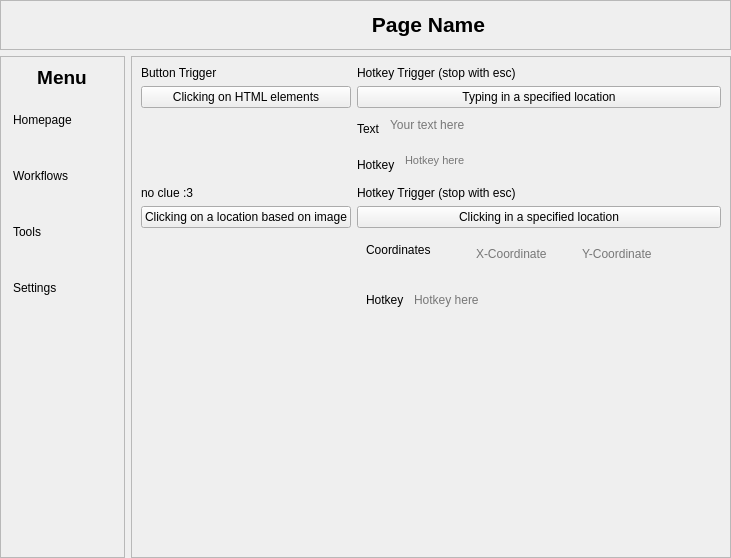
Before: the Qt Designer form Demo 1/WIP/test3.ui in k-awn/AutoApp, drawn with Qt 5.
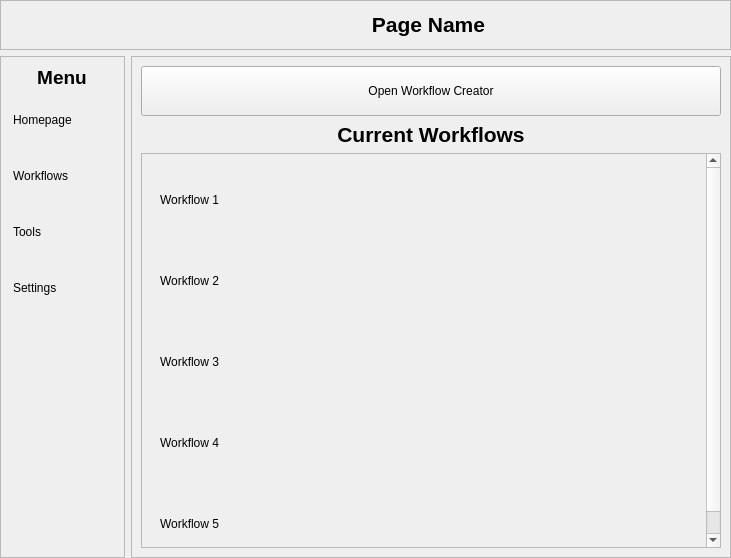
After: the same form once the commit is applied. Icons and pictures are not drawn.

```diff
--- a/Demo 1/WIP/test3.ui
+++ b/Demo 1/WIP/test3.ui
@@ -354,428 +354,616 @@
          </widget>
          <widget class="QWidget" name="Workflows">
           <layout class="QGridLayout" name="gridLayout_8">
-           <item row="5" column="1">
-            <widget class="QPushButton" name="XYButton">
-             <property name="text">
-              <string>Clicking in a specified location</string>
+           <item row="2" column="0">
+            <widget class="QScrollArea" name="scrollArea">
+             <property name="widgetResizable">
+              <bool>true</bool>
              </property>
-            </widget>
-           </item>
-           <item row="7" column="1">
-            <widget class="QFrame" name="frame_3">
-             <property name="minimumSize">
-              <size>
-               <width>0</width>
-               <height>30</height>
-              </size>
-             </property>
-             <property name="maximumSize">
-              <size>
-               <width>16777215</width>
-               <height>40</height>
-              </size>
-             </property>
-             <property name="styleSheet">
-              <string notr="true">border: transparent; background: transparent;</string>
-             </property>
-             <property name="frameShape">
-              <enum>QFrame::Shape::StyledPanel</enum>
-             </property>
-             <property name="frameShadow">
-              <enum>QFrame::Shadow::Raised</enum>
-             </property>
-             <layout class="QHBoxLayout" name="horizontalLayout_2">
-              <item>
-               <widget class="QLabel" name="HotkeyLabel">
-                <property name="text">
-                 <string>Hotkey</string>
-                </property>
-               </widget>
-              </item>
-              <item>
-               <widget class="QTextEdit" name="HotkeyInput">
-                <property name="minimumSize">
-                 <size>
-                  <width>0</width>
-                  <height>30</height>
-                 </size>
-                </property>
-                <property name="maximumSize">
-                 <size>
-                  <width>16777215</width>
-                  <height>30</height>
-                 </size>
-                </property>
-                <property name="placeholderText">
-                 <string>Hotkey here</string>
-                </property>
-               </widget>
-              </item>
-             </layout>
-            </widget>
-           </item>
-           <item row="6" column="1">
-            <widget class="QFrame" name="frame_2">
-             <property name="minimumSize">
-              <size>
-               <width>0</width>
-               <height>20</height>
-              </size>
-             </property>
-             <property name="maximumSize">
-              <size>
-               <width>16777215</width>
-               <height>40</height>
-              </size>
-             </property>
-             <property name="styleSheet">
-              <string notr="true">border: transparent; background: transparent;</string>
-             </property>
-             <property name="frameShape">
-              <enum>QFrame::Shape::StyledPanel</enum>
-             </property>
-             <property name="frameShadow">
-              <enum>QFrame::Shadow::Raised</enum>
-             </property>
-             <layout class="QHBoxLayout" name="horizontalLayout">
-              <item alignment="Qt::AlignmentFlag::AlignTop">
-               <widget class="QLabel" name="CoordinatesLabel">
-                <property name="sizePolicy">
-                 <sizepolicy hsizetype="Preferred" vsizetype="Expanding">
-                  <horstretch>0</horstretch>
-                  <verstretch>0</verstretch>
-                 </sizepolicy>
-                </property>
-                <property name="minimumSize">
-                 <size>
-                  <width>100</width>
-                  <height>0</height>
-                 </size>
-                </property>
-                <property name="text">
-                 <string>Coordinates</string>
-                </property>
-               </widget>
-              </item>
-              <item alignment="Qt::AlignmentFlag::AlignLeft">
-               <widget class="QTextEdit" name="xcoord">
-                <property name="sizePolicy">
-                 <sizepolicy hsizetype="Fixed" vsizetype="Expanding">
-                  <horstretch>0</horstretch>
-                  <verstretch>0</verstretch>
-                 </sizepolicy>
-                </property>
-                <property name="maximumSize">
-                 <size>
-                  <width>100</width>
-                  <height>30</height>
-                 </size>
-                </property>
-                <property name="verticalScrollBarPolicy">
-                 <enum>Qt::ScrollBarPolicy::ScrollBarAlwaysOff</enum>
-                </property>
-                <property name="horizontalScrollBarPolicy">
-                 <enum>Qt::ScrollBarPolicy::ScrollBarAlwaysOff</enum>
-                </property>
-                <property name="placeholderText">
-                 <string>X-Coordinate</string>
-                </property>
-               </widget>
-              </item>
-              <item alignment="Qt::AlignmentFlag::AlignLeft|Qt::AlignmentFlag::AlignTop">
-               <widget class="QTextEdit" name="ycoord">
-                <property name="sizePolicy">
-                 <sizepolicy hsizetype="Minimum" vsizetype="Expanding">
-                  <horstretch>0</horstretch>
-                  <verstretch>0</verstretch>
-                 </sizepolicy>
-                </property>
-                <property name="maximumSize">
-                 <size>
-                  <width>100</width>
-                  <height>30</height>
-                 </size>
-                </property>
-                <property name="verticalScrollBarPolicy">
-                 <enum>Qt::ScrollBarPolicy::ScrollBarAlwaysOff</enum>
-                </property>
-                <property name="horizontalScrollBarPolicy">
-                 <enum>Qt::ScrollBarPolicy::ScrollBarAlwaysOff</enum>
-                </property>
-                <property name="placeholderText">
-                 <string>Y-Coordinate</string>
-                </property>
-               </widget>
-              </item>
-              <item>
-               <spacer name="horizontalSpacer_2">
-                <property name="orientation">
-                 <enum>Qt::Orientation::Horizontal</enum>
-                </property>
-                <property name="sizeHint" stdset="0">
-                 <size>
-                  <width>40</width>
-                  <height>20</height>
-                 </size>
-                </property>
-               </spacer>
-              </item>
-             </layout>
-            </widget>
-           </item>
-           <item row="8" column="0">
-            <spacer name="verticalSpacer_3">
-             <property name="orientation">
-              <enum>Qt::Orientation::Vertical</enum>
-             </property>
-             <property name="sizeHint" stdset="0">
-              <size>
-               <width>20</width>
-               <height>40</height>
-              </size>
-             </property>
-            </spacer>
-           </item>
-           <item row="4" column="0">
-            <widget class="QLabel" name="label_5">
-             <property name="text">
-              <string>no clue :3</string>
-             </property>
+             <widget class="QWidget" name="scrollAreaWidgetContents">
+              <property name="geometry">
+               <rect>
+                <x>0</x>
+                <y>-27</y>
+                <width>566</width>
+                <height>423</height>
+               </rect>
+              </property>
+              <layout class="QGridLayout" name="gridLayout_6">
+               <item row="2" column="0">
+                <widget class="QFrame" name="Workflow3">
+                 <property name="minimumSize">
+                  <size>
+                   <width>0</width>
+                   <height>75</height>
+                  </size>
+                 </property>
+                 <property name="maximumSize">
+                  <size>
+                   <width>16777215</width>
+                   <height>75</height>
+                  </size>
+                 </property>
+                 <property name="styleSheet">
+                  <string notr="true">QFrame { border: none; }</string>
+                 </property>
+                 <property name="frameShape">
+                  <enum>QFrame::Shape::StyledPanel</enum>
+                 </property>
+                 <property name="frameShadow">
+                  <enum>QFrame::Shadow::Raised</enum>
+                 </property>
+                 <layout class="QGridLayout" name="gridLayout_13">
+                  <item row="0" column="0">
+                   <widget class="QLabel" name="label_16">
+                    <property name="text">
+                     <string>Workflow 3</string>
+                    </property>
+                   </widget>
+                  </item>
+                  <item row="0" column="1">
+                   <spacer name="horizontalSpacer_7">
+                    <property name="orientation">
+                     <enum>Qt::Orientation::Horizontal</enum>
+                    </property>
+                    <property name="sizeHint" stdset="0">
+                     <size>
+                      <width>379</width>
+                      <height>20</height>
+                     </size>
+                    </property>
+                   </spacer>
+                  </item>
+                  <item row="0" column="2">
+                   <widget class="QPushButton" name="StartWorkflow3">
+                    <property name="minimumSize">
+                     <size>
+                      <width>50</width>
+                      <height>50</height>
+                     </size>
+                    </property>
+                    <property name="maximumSize">
+                     <size>
+                      <width>50</width>
+                      <height>50</height>
+                     </size>
+                    </property>
+                    <property name="text">
+                     <string/>
+                    </property>
+                    <property name="icon">
+                     <iconset resource="../../Demo2/assets/Icons.qrc">
+                      <normaloff>:/Icons/start_icon.png</normaloff>:/Icons/start_icon.png</iconset>
+                    </property>
+                    <property name="iconSize">
+                     <size>
+                      <width>50</width>
+                      <height>50</height>
+                     </size>
+                    </property>
+                    <property name="flat">
+                     <bool>true</bool>
+                    </property>
+                   </widget>
+                  </item>
+                  <item row="0" column="3">
+                   <widget class="QPushButton" name="DeleteWorkflow3">
+                    <property name="minimumSize">
+                     <size>
+                      <width>50</width>
+                      <height>50</height>
+                     </size>
+                    </property>
+                    <property name="maximumSize">
+                     <size>
+                      <width>50</width>
+                      <height>50</height>
+                     </size>
+                    </property>
+                    <property name="text">
+                     <string/>
+                    </property>
+                    <property name="icon">
+                     <iconset resource="../../Demo2/assets/Icons.qrc">
+                      <normaloff>:/Icons/delete_icon.png</normaloff>:/Icons/delete_icon.png</iconset>
+                    </property>
+                    <property name="iconSize">
+                     <size>
+                      <width>50</width>
+                      <height>50</height>
+                     </size>
+                    </property>
+                    <property name="flat">
+                     <bool>true</bool>
+                    </property>
+                   </widget>
+                  </item>
+                 </layout>
+                </widget>
+               </item>
+               <item row="0" column="0">
+                <widget class="QFrame" name="Workflow1">
+                 <property name="minimumSize">
+                  <size>
+                   <width>0</width>
+                   <height>75</height>
+                  </size>
+                 </property>
+                 <property name="maximumSize">
+                  <size>
+                   <width>16777215</width>
+                   <height>75</height>
+                  </size>
+                 </property>
+                 <property name="styleSheet">
+                  <string notr="true">QFrame { border: none; }</string>
+                 </property>
+                 <property name="frameShape">
+                  <enum>QFrame::Shape::StyledPanel</enum>
+                 </property>
+                 <property name="frameShadow">
+                  <enum>QFrame::Shadow::Raised</enum>
+                 </property>
+                 <layout class="QGridLayout" name="gridLayout_14">
+                  <item row="0" column="2">
+                   <widget class="QPushButton" name="StartWorkflow1">
+                    <property name="minimumSize">
+                     <size>
+                      <width>50</width>
+                      <height>50</height>
+                     </size>
+                    </property>
+                    <property name="maximumSize">
+                     <size>
+                      <width>50</width>
+                      <height>50</height>
+                     </size>
+                    </property>
+                    <property name="text">
+                     <string/>
+                    </property>
+                    <property name="icon">
+                     <iconset resource="../../Demo2/assets/Icons.qrc">
+                      <normaloff>:/Icons/start_icon.png</normaloff>:/Icons/start_icon.png</iconset>
+                    </property>
+                    <property name="iconSize">
+                     <size>
+                      <width>50</width>
+                      <height>50</height>
+                     </size>
+                    </property>
+                    <property name="flat">
+                     <bool>true</bool>
+                    </property>
+                   </widget>
+                  </item>
+                  <item row="0" column="3">
+                   <widget class="QPushButton" name="DeleteWorkflow1">
+                    <property name="minimumSize">
+                     <size>
+                      <width>50</width>
+                      <height>50</height>
+                     </size>
+                    </property>
+                    <property name="maximumSize">
+                     <size>
+                      <width>50</width>
+                      <height>50</height>
+                     </size>
+                    </property>
+                    <property name="text">
+                     <string/>
+                    </property>
+                    <property name="icon">
+                     <iconset resource="../../Demo2/assets/Icons.qrc">
+                      <normaloff>:/Icons/delete_icon.png</normaloff>:/Icons/delete_icon.png</iconset>
+                    </property>
+                    <property name="iconSize">
+                     <size>
+                      <width>50</width>
+                      <height>50</height>
+                     </size>
+                    </property>
+                    <property name="flat">
+                     <bool>true</bool>
+                    </property>
+                   </widget>
+                  </item>
+                  <item row="0" column="0">
+                   <widget class="QLabel" name="label_17">
+                    <property name="text">
+                     <string>Workflow 1</string>
+                    </property>
+                   </widget>
+                  </item>
+                  <item row="0" column="1">
+                   <spacer name="horizontalSpacer_8">
+                    <property name="orientation">
+                     <enum>Qt::Orientation::Horizontal</enum>
+                    </property>
+                    <property name="sizeHint" stdset="0">
+                     <size>
+                      <width>379</width>
+                      <height>20</height>
+                     </size>
+                    </property>
+                   </spacer>
+                  </item>
+                 </layout>
+                </widget>
+               </item>
+               <item row="1" column="0">
+                <widget class="QFrame" name="Workflow2">
+                 <property name="minimumSize">
+                  <size>
+                   <width>0</width>
+                   <height>75</height>
+                  </size>
+                 </property>
+                 <property name="maximumSize">
+                  <size>
+                   <width>16777215</width>
+                   <height>75</height>
+                  </size>
+                 </property>
+                 <property name="styleSheet">
+                  <string notr="true">QFrame { border: none; }</string>
+                 </property>
+                 <property name="frameShape">
+                  <enum>QFrame::Shape::StyledPanel</enum>
+                 </property>
+                 <property name="frameShadow">
+                  <enum>QFrame::Shadow::Raised</enum>
+                 </property>
+                 <layout class="QGridLayout" name="gridLayout_17">
+                  <item row="0" column="0">
+                   <widget class="QLabel" name="label_20">
+                    <property name="text">
+                     <string>Workflow 2</string>
+                    </property>
+                   </widget>
+                  </item>
+                  <item row="0" column="1">
+                   <spacer name="horizontalSpacer_11">
+                    <property name="styleSheet">
+                     <string notr="true"/>
+                    </property>
+                    <property name="orientation">
+                     <enum>Qt::Orientation::Horizontal</enum>
+                    </property>
+                    <property name="sizeHint" stdset="0">
+                     <size>
+                      <width>379</width>
+                      <height>20</height>
+                     </size>
+                    </property>
+                   </spacer>
+                  </item>
+                  <item row="0" column="2">
+                   <widget class="QPushButton" name="StartWorkflow2">
+                    <property name="minimumSize">
+                     <size>
+                      <width>50</width>
+                      <height>50</height>
+                     </size>
+                    </property>
+                    <property name="maximumSize">
+                     <size>
+                      <width>50</width>
+                      <height>50</height>
+                     </size>
+                    </property>
+                    <property name="text">
+                     <string/>
+                    </property>
+                    <property name="icon">
+                     <iconset resource="../../Demo2/assets/Icons.qrc">
+                      <normaloff>:/Icons/start_icon.png</normaloff>:/Icons/start_icon.png</iconset>
+                    </property>
+                    <property name="iconSize">
+                     <size>
+                      <width>50</width>
+                      <height>50</height>
+                     </size>
+                    </property>
+                    <property name="flat">
+                     <bool>true</bool>
+                    </property>
+                   </widget>
+                  </item>
+                  <item row="0" column="3">
+                   <widget class="QPushButton" name="DeleteWorkflow2">
+                    <property name="minimumSize">
+                     <size>
+                      <width>50</width>
+                      <height>50</height>
+                     </size>
+                    </property>
+                    <property name="maximumSize">
+                     <size>
+                      <width>50</width>
+                      <height>50</height>
+                     </size>
+                    </property>
+                    <property name="styleSheet">
+                     <string notr="true"/>
+                    </property>
+                    <property name="text">
+                     <string/>
+                    </property>
+                    <property name="icon">
+                     <iconset resource="../../Demo2/assets/Icons.qrc">
+                      <normaloff>:/Icons/delete_icon.png</normaloff>:/Icons/delete_icon.png</iconset>
+                    </property>
+                    <property name="iconSize">
+                     <size>
+                      <width>50</width>
+                      <height>50</height>
+                     </size>
+                    </property>
+                    <property name="flat">
+                     <bool>true</bool>
+                    </property>
+                   </widget>
+                  </item>
+                 </layout>
+                </widget>
+               </item>
+               <item row="4" column="0">
+                <widget class="QFrame" name="Workflow5">
+                 <property name="minimumSize">
+                  <size>
+                   <width>0</width>
+                   <height>75</height>
+                  </size>
+                 </property>
+                 <property name="maximumSize">
+                  <size>
+                   <width>16777215</width>
+                   <height>75</height>
+                  </size>
+                 </property>
+                 <property name="styleSheet">
+                  <string notr="true">QFrame { border: none; }</string>
+                 </property>
+                 <property name="frameShape">
+                  <enum>QFrame::Shape::StyledPanel</enum>
+                 </property>
+                 <property name="frameShadow">
+                  <enum>QFrame::Shadow::Raised</enum>
+                 </property>
+                 <layout class="QGridLayout" name="gridLayout_15">
+                  <item row="1" column="0">
+                   <widget class="QLabel" name="label_18">
+                    <property name="text">
+                     <string>Workflow 5</string>
+                    </property>
+                   </widget>
+                  </item>
+                  <item row="1" column="1">
+                   <spacer name="horizontalSpacer_9">
+                    <property name="orientation">
+                     <enum>Qt::Orientation::Horizontal</enum>
+                    </property>
+                    <property name="sizeHint" stdset="0">
+                     <size>
+                      <width>40</width>
+                      <height>20</height>
+                     </size>
+                    </property>
+                   </spacer>
+                  </item>
+                  <item row="1" column="3">
+                   <widget class="QPushButton" name="DeleteWorkflow5">
+                    <property name="minimumSize">
+                     <size>
+                      <width>50</width>
+                      <height>50</height>
+                     </size>
+                    </property>
+                    <property name="maximumSize">
+                     <size>
+                      <width>50</width>
+                      <height>50</height>
+                     </size>
+                    </property>
+                    <property name="text">
+                     <string/>
+                    </property>
+                    <property name="icon">
+                     <iconset resource="../../Demo2/assets/Icons.qrc">
+                      <normaloff>:/Icons/delete_icon.png</normaloff>:/Icons/delete_icon.png</iconset>
+                    </property>
+                    <property name="iconSize">
+                     <size>
+                      <width>50</width>
+                      <height>50</height>
+                     </size>
+                    </property>
+                    <property name="flat">
+                     <bool>true</bool>
+                    </property>
+                   </widget>
+                  </item>
+                  <item row="1" column="2">
+                   <widget class="QPushButton" name="StartWorkflow5">
+                    <property name="minimumSize">
+                     <size>
+                      <width>50</width>
+                      <height>50</height>
+                     </size>
+                    </property>
+                    <property name="maximumSize">
+                     <size>
+                      <width>50</width>
+                      <height>50</height>
+                     </size>
+                    </property>
+                    <property name="text">
+                     <string/>
+                    </property>
+                    <property name="icon">
+                     <iconset resource="../../Demo2/assets/Icons.qrc">
+                      <normaloff>:/Icons/start_icon.png</normaloff>:/Icons/start_icon.png</iconset>
+                    </property>
+                    <property name="iconSize">
+                     <size>
+                      <width>50</width>
+                      <height>50</height>
+                     </size>
+                    </property>
+                    <property name="flat">
+                     <bool>true</bool>
+                    </property>
+                   </widget>
+                  </item>
+                 </layout>
+                </widget>
+               </item>
+               <item row="3" column="0">
+                <widget class="QFrame" name="Workflow4">
+                 <property name="minimumSize">
+                  <size>
+                   <width>0</width>
+                   <height>75</height>
+                  </size>
+                 </property>
+                 <property name="maximumSize">
+                  <size>
+                   <width>16777215</width>
+                   <height>75</height>
+                  </size>
+                 </property>
+                 <property name="styleSheet">
+                  <string notr="true">QFrame { border: none; }</string>
+                 </property>
+                 <property name="frameShape">
+                  <enum>QFrame::Shape::StyledPanel</enum>
+                 </property>
+                 <property name="frameShadow">
+                  <enum>QFrame::Shadow::Raised</enum>
+                 </property>
+                 <layout class="QGridLayout" name="gridLayout_16">
+                  <item row="0" column="0">
+                   <widget class="QLabel" name="label_19">
+                    <property name="text">
+                     <string>Workflow 4</string>
+                    </property>
+                   </widget>
+                  </item>
+                  <item row="0" column="1">
+                   <spacer name="horizontalSpacer_10">
+                    <property name="orientation">
+                     <enum>Qt::Orientation::Horizontal</enum>
+                    </property>
+                    <property name="sizeHint" stdset="0">
+                     <size>
+                      <width>379</width>
+                      <height>20</height>
+                     </size>
+                    </property>
+                   </spacer>
+                  </item>
+                  <item row="0" column="2">
+                   <widget class="QPushButton" name="StartWorkflow4">
+                    <property name="minimumSize">
+                     <size>
+                      <width>50</width>
+                      <height>50</height>
+                     </size>
+                    </property>
+                    <property name="maximumSize">
+                     <size>
+                      <width>50</width>
+                      <height>50</height>
+                     </size>
+                    </property>
+                    <property name="text">
+                     <string/>
+                    </property>
+                    <property name="icon">
+                     <iconset resource="../../Demo2/assets/Icons.qrc">
+                      <normaloff>:/Icons/start_icon.png</normaloff>:/Icons/start_icon.png</iconset>
+                    </property>
+                    <property name="iconSize">
+                     <size>
+                      <width>50</width>
+                      <height>50</height>
+                     </size>
+                    </property>
+                    <property name="flat">
+                     <bool>true</bool>
+                    </property>
+                   </widget>
+                  </item>
+                  <item row="0" column="3">
+                   <widget class="QPushButton" name="DeleteWorkflow4">
+                    <property name="minimumSize">
+                     <size>
+                      <width>50</width>
+                      <height>50</height>
+                     </size>
+                    </property>
+                    <property name="maximumSize">
+                     <size>
+                      <width>50</width>
+                      <height>50</height>
+                     </size>
+                    </property>
+                    <property name="text">
+                     <string/>
+                    </property>
+                    <property name="icon">
+                     <iconset resource="../../Demo2/assets/Icons.qrc">
+                      <normaloff>:/Icons/delete_icon.png</normaloff>:/Icons/delete_icon.png</iconset>
+                    </property>
+                    <property name="iconSize">
+                     <size>
+                      <width>50</width>
+                      <height>50</height>
+                     </size>
+                    </property>
+                    <property name="flat">
+                     <bool>true</bool>
+                    </property>
+                   </widget>
+                  </item>
+                 </layout>
+                </widget>
+               </item>
+               <item row="5" column="0">
+                <spacer name="verticalSpacer_3">
+                 <property name="orientation">
+                  <enum>Qt::Orientation::Vertical</enum>
+                 </property>
+                 <property name="sizeHint" stdset="0">
+                  <size>
+                   <width>20</width>
+                   <height>40</height>
+                  </size>
+                 </property>
+                </spacer>
+               </item>
+              </layout>
+             </widget>
             </widget>
            </item>
            <item row="1" column="0">
-            <widget class="QPushButton" name="buttonHTML">
-             <property name="text">
-              <string>Clicking on HTML elements</string>
-             </property>
-            </widget>
-           </item>
-           <item row="3" column="1">
-            <widget class="QFrame" name="frame">
-             <property name="minimumSize">
-              <size>
-               <width>0</width>
-               <height>30</height>
-              </size>
-             </property>
-             <property name="maximumSize">
-              <size>
-               <width>16777215</width>
-               <height>40</height>
-              </size>
-             </property>
-             <property name="styleSheet">
-              <string notr="true">border: transparent; background: transparent;</string>
-             </property>
-             <property name="frameShape">
-              <enum>QFrame::Shape::StyledPanel</enum>
-             </property>
-             <property name="frameShadow">
-              <enum>QFrame::Shadow::Raised</enum>
-             </property>
-             <layout class="QGridLayout" name="gridLayout_9">
-              <property name="leftMargin">
-               <number>0</number>
-              </property>
-              <property name="topMargin">
-               <number>0</number>
-              </property>
-              <property name="rightMargin">
-               <number>0</number>
-              </property>
-              <property name="bottomMargin">
-               <number>0</number>
-              </property>
-              <item row="0" column="0">
-               <widget class="QLabel" name="label_8">
-                <property name="text">
-                 <string>Hotkey</string>
-                </property>
-               </widget>
-              </item>
-              <item row="0" column="1" alignment="Qt::AlignmentFlag::AlignVCenter">
-               <widget class="QTextEdit" name="textEdit_2">
-                <property name="minimumSize">
-                 <size>
-                  <width>0</width>
-                  <height>30</height>
-                 </size>
-                </property>
-                <property name="maximumSize">
-                 <size>
-                  <width>16777215</width>
-                  <height>30</height>
-                 </size>
-                </property>
-                <property name="font">
-                 <font>
-                  <pointsize>8</pointsize>
-                 </font>
-                </property>
-                <property name="styleSheet">
-                 <string notr="true">border: transparent; background: transparent;</string>
-                </property>
-                <property name="verticalScrollBarPolicy">
-                 <enum>Qt::ScrollBarPolicy::ScrollBarAlwaysOff</enum>
-                </property>
-                <property name="horizontalScrollBarPolicy">
-                 <enum>Qt::ScrollBarPolicy::ScrollBarAlwaysOff</enum>
-                </property>
-                <property name="placeholderText">
-                 <string>Hotkey here</string>
-                </property>
-               </widget>
-              </item>
-             </layout>
-            </widget>
-           </item>
-           <item row="2" column="1">
-            <widget class="QFrame" name="Text">
-             <property name="minimumSize">
-              <size>
-               <width>0</width>
-               <height>30</height>
-              </size>
-             </property>
-             <property name="maximumSize">
-              <size>
-               <width>16777215</width>
-               <height>30</height>
-              </size>
-             </property>
-             <property name="styleSheet">
-              <string notr="true">background: transparent; border: transparent;</string>
-             </property>
-             <property name="frameShape">
-              <enum>QFrame::Shape::StyledPanel</enum>
-             </property>
-             <property name="frameShadow">
-              <enum>QFrame::Shadow::Raised</enum>
-             </property>
-             <layout class="QGridLayout" name="gridLayout_6">
-              <property name="leftMargin">
-               <number>0</number>
-              </property>
-              <property name="topMargin">
-               <number>0</number>
-              </property>
-              <property name="rightMargin">
-               <number>0</number>
-              </property>
-              <property name="bottomMargin">
-               <number>10</number>
-              </property>
-              <item row="0" column="1" rowspan="2" alignment="Qt::AlignmentFlag::AlignVCenter">
-               <widget class="QTextEdit" name="TextInput">
-                <property name="sizePolicy">
-                 <sizepolicy hsizetype="Expanding" vsizetype="Expanding">
-                  <horstretch>0</horstretch>
-                  <verstretch>0</verstretch>
-                 </sizepolicy>
-                </property>
-                <property name="minimumSize">
-                 <size>
-                  <width>0</width>
-                  <height>30</height>
-                 </size>
-                </property>
-                <property name="maximumSize">
-                 <size>
-                  <width>16777215</width>
-                  <height>16777215</height>
-                 </size>
-                </property>
-                <property name="font">
-                 <font>
-                  <pointsize>9</pointsize>
-                  <stylestrategy>PreferDefault</stylestrategy>
-                 </font>
-                </property>
-                <property name="autoFillBackground">
-                 <bool>false</bool>
-                </property>
-                <property name="verticalScrollBarPolicy">
-                 <enum>Qt::ScrollBarPolicy::ScrollBarAlwaysOff</enum>
-                </property>
-                <property name="horizontalScrollBarPolicy">
-                 <enum>Qt::ScrollBarPolicy::ScrollBarAlwaysOff</enum>
-                </property>
-                <property name="html">
-                 <string>&lt;!DOCTYPE HTML PUBLIC &quot;-//W3C//DTD HTML 4.0//EN&quot; &quot;http://www.w3.org/TR/REC-html40/strict.dtd&quot;&gt;
-&lt;html&gt;&lt;head&gt;&lt;meta name=&quot;qrichtext&quot; content=&quot;1&quot; /&gt;&lt;meta charset=&quot;utf-8&quot; /&gt;&lt;style type=&quot;text/css&quot;&gt;
-p, li { white-space: pre-wrap; }
-hr { height: 1px; border-width: 0; }
-li.unchecked::marker { content: &quot;\2610&quot;; }
-li.checked::marker { content: &quot;\2612&quot;; }
-&lt;/style&gt;&lt;/head&gt;&lt;body style=&quot; font-family:'Segoe UI'; font-size:9pt; font-weight:400; font-style:normal;&quot;&gt;
-&lt;p style=&quot;-qt-paragraph-type:empty; margin-top:0px; margin-bottom:0px; margin-left:0px; margin-right:0px; -qt-block-indent:0; text-indent:0px; font-size:8pt;&quot;&gt;&lt;br /&gt;&lt;/p&gt;&lt;/body&gt;&lt;/html&gt;</string>
-                </property>
-                <property name="placeholderText">
-                 <string>Your text here</string>
-                </property>
-               </widget>
-              </item>
-              <item row="0" column="0">
-               <widget class="QLabel" name="label_7">
-                <property name="minimumSize">
-                 <size>
-                  <width>0</width>
-                  <height>30</height>
-                 </size>
-                </property>
-                <property name="text">
-                 <string>Text</string>
-                </property>
-               </widget>
-              </item>
-             </layout>
-            </widget>
-           </item>
-           <item row="4" column="1">
-            <widget class="QLabel" name="label_6">
-             <property name="text">
-              <string>Hotkey Trigger (stop with esc)</string>
-             </property>
-            </widget>
-           </item>
-           <item row="0" column="1">
-            <widget class="QLabel" name="label_4">
-             <property name="text">
-              <string>Hotkey Trigger (stop with esc)</string>
-             </property>
-            </widget>
-           </item>
-           <item row="5" column="0">
-            <widget class="QPushButton" name="imgRec">
-             <property name="text">
-              <string>Clicking on a location based on image</string>
-             </property>
-            </widget>
-           </item>
-           <item row="8" column="1">
-            <spacer name="verticalSpacer_4">
-             <property name="orientation">
-              <enum>Qt::Orientation::Vertical</enum>
-             </property>
-             <property name="sizeHint" stdset="0">
-              <size>
-               <width>20</width>
-               <height>40</height>
-              </size>
-             </property>
-            </spacer>
-           </item>
-           <item row="0" column="0">
             <widget class="QLabel" name="label">
              <property name="text">
-              <string>Button Trigger</string>
+              <string>&lt;html&gt;&lt;head/&gt;&lt;body&gt;&lt;p align=&quot;center&quot;&gt;&lt;span style=&quot; font-size:16pt; font-weight:700;&quot;&gt;Current Workflows&lt;/span&gt;&lt;/p&gt;&lt;/body&gt;&lt;/html&gt;</string>
              </property>
             </widget>
            </item>
-           <item row="1" column="1">
-            <widget class="QPushButton" name="hotkeyClick">
+           <item row="0" column="0">
+            <widget class="QPushButton" name="pushButton">
+             <property name="minimumSize">
+              <size>
+               <width>0</width>
+               <height>50</height>
+              </size>
+             </property>
              <property name="text">
-              <string>Typing in a specified location</string>
+              <string>Open Workflow Creator</string>
              </property>
             </widget>
            </item>
```
Left out of the diff: 1 changed line with no effect on the pictures.
